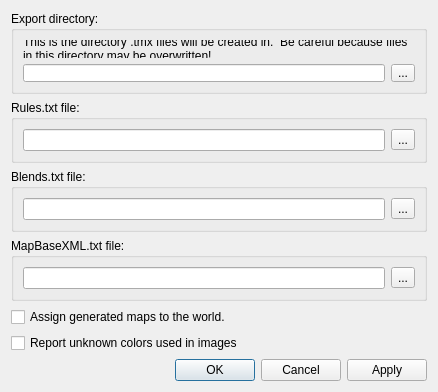
Qt form src/editor/bmptotmxdialog.ui (timbaker/pzworlded) before a commit.
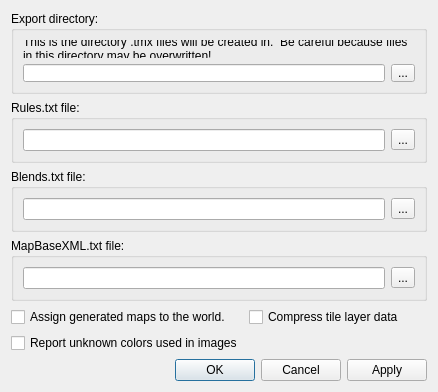
The same form after that commit.

Commit message:
Added "Compress tile layer data" option to BMPToTMX.
When checked, generated .tmx files use Base64Zlib compression.  Otherwise,
they use CSV format.

Diff of the .ui file:
```diff
--- a/src/editor/bmptotmxdialog.ui
+++ b/src/editor/bmptotmxdialog.ui
@@ -7,7 +7,7 @@
     <x>0</x>
     <y>0</y>
     <width>438</width>
-    <height>348</height>
+    <height>372</height>
    </rect>
   </property>
   <property name="windowTitle">
@@ -152,7 +152,7 @@
      </layout>
     </widget>
    </item>
-   <item row="6" column="0">
+   <item row="7" column="0">
     <spacer name="verticalSpacer">
      <property name="orientation">
       <enum>Qt::Vertical</enum>
@@ -176,18 +176,29 @@
     </widget>
    </item>
    <item row="4" column="0">
+    <layout class="QFormLayout" name="formLayout">
+     <item row="0" column="0">
     <widget class="QCheckBox" name="assignMapCheckBox">
      <property name="text">
       <string>Assign generated maps to the world.</string>
      </property>
     </widget>
    </item>
-   <item row="5" column="0">
+     <item row="1" column="0">
     <widget class="QCheckBox" name="warnUnknownColors">
      <property name="text">
       <string>Report unknown colors used in images</string>
      </property>
     </widget>
+     </item>
+     <item row="0" column="1">
+      <widget class="QCheckBox" name="compress">
+       <property name="text">
+        <string>Compress tile layer data</string>
+       </property>
+      </widget>
+     </item>
+    </layout>
    </item>
   </layout>
  </widget>
```
Left out of the diff: 2 changed lines with no effect on the pictures. Lines whose indentation alone changed are shown as unchanged. The commit also changes 5 other files.
